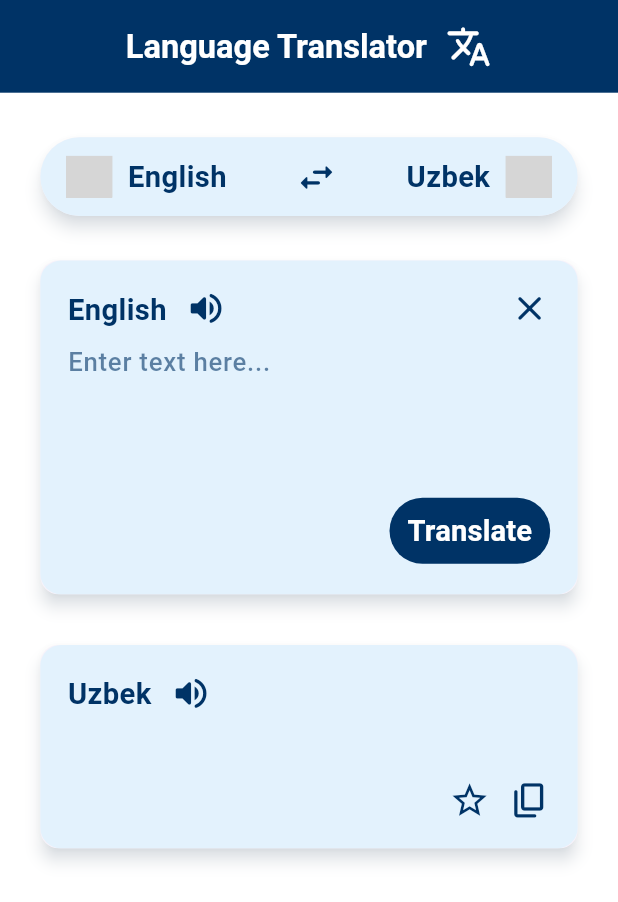
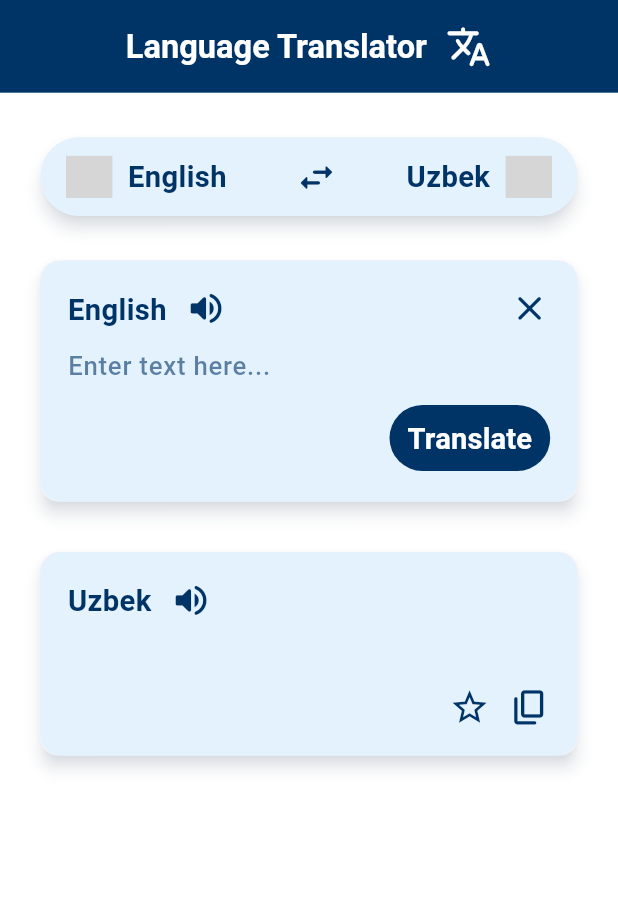
Before and after one commit to Abdusalom0516/Translation, a Flutter app: the screen it shows after launch, after a tap on the "close" icon, on a phone screen of 412 x 824 dp. Shown: the top 902 px of the screen. Run offline on Flutter 3.47's test engine with Material 3 defaults, Android fonts, the phone set to English and light mode, and no system bars; our stand-ins replace flutter_riverpod, shimmer; missing offline and left inert: clipboard, country_flags, translator; grey boxes are pictures that could not be loaded.

Commit message:
BASE: Implement Shimmer, Enahance Textfield Card.

```diff
--- a/lib/presentation/home/home_screen.dart
+++ b/lib/presentation/home/home_screen.dart
@@ -1,5 +1,6 @@
 import 'package:country_flags/country_flags.dart';
 import 'package:flutter/material.dart';
+import 'package:shimmer/shimmer.dart';
 import 'package:translation/core/common/widgets/sizedbox.dart';
 import 'package:translation/core/utils/app_responsive.dart';
 import 'package:translation/core/utils/app_state_wrapper.dart';
@@ -124,8 +125,8 @@ class _HomeScreenState extends State<HomeScreen> {
                       // shape: RoundedRectangleBorder(
                       //   borderRadius: BorderRadius.circular(appW(48)),
                       // ),
+                      child: IntrinsicHeight(
                         child: Container(
-                        height: appH(216),
                           width: double.infinity,
                           padding: EdgeInsets.all(appW(16)),
                           decoration: BoxDecoration(
@@ -136,7 +137,8 @@ class _HomeScreenState extends State<HomeScreen> {
                             mainAxisAlignment: MainAxisAlignment.spaceBetween,
                             children: [
                               Row(
-                              mainAxisAlignment: MainAxisAlignment.spaceBetween,
+                                mainAxisAlignment:
+                                    MainAxisAlignment.spaceBetween,
                                 children: [
                                   Row(
                                     spacing: appW(11),
@@ -175,7 +177,8 @@ class _HomeScreenState extends State<HomeScreen> {
                                     onPressed: () {
                                       controller.clear();
                                       ref
-                                        .read(translationWordsProvider.notifier)
+                                          .read(
+                                              translationWordsProvider.notifier)
                                           .clean();
                                     },
                                     child: Icon(
@@ -186,10 +189,9 @@ class _HomeScreenState extends State<HomeScreen> {
                                   ),
                                 ],
                               ),
-                            Expanded(
-                              child: TextField(
+                              TextField(
+                                maxLines: null,
                                 controller: controller,
-                                maxLines: 3,
                                 cursorColor: colors.blue,
                                 style: TextStyle(
                                   color: colors.blue.withValues(alpha: 0.6),
@@ -211,7 +213,6 @@ class _HomeScreenState extends State<HomeScreen> {
                                   ),
                                 ),
                               ),
-                            ),
                               Row(
                                 mainAxisAlignment: MainAxisAlignment.end,
                                 children: [
@@ -224,7 +225,8 @@ class _HomeScreenState extends State<HomeScreen> {
                                       // ignore: use_build_context_synchronously
                                       FocusScope.of(context).unfocus();
                                       await ref
-                                        .read(translationWordsProvider.notifier)
+                                          .read(
+                                              translationWordsProvider.notifier)
                                           .translate(
                                             "en",
                                             "uz",
@@ -245,6 +247,7 @@ class _HomeScreenState extends State<HomeScreen> {
                             ],
                           ),
                         ),
+                      ),
                     )
                   ],
                 ),
@@ -253,7 +256,7 @@ class _HomeScreenState extends State<HomeScreen> {
             SliverToBoxAdapter(
               child: h(25),
             ),
-            ref.watch(translationWordsProvider) != null
+            ref.watch(translationWordsProvider).value != null
                 ? SliverPadding(
                     padding: EdgeInsets.symmetric(
                       horizontal: appW(20),
@@ -301,11 +304,94 @@ class _HomeScreenState extends State<HomeScreen> {
                                 ],
                               ),
                               h(3),
-                              Text(
+                              ref.watch(translationWordsProvider).isLoading
+                                  ? Column(
+                                      crossAxisAlignment:
+                                          CrossAxisAlignment.start,
+                                      spacing: appH(7),
+                                      children: [
+                                        Shimmer.fromColors(
+                                          baseColor: colors.blue
+                                              .withValues(alpha: 0.4),
+                                          highlightColor: colors.blue
+                                              .withValues(alpha: 0.7),
+                                          child: Container(
+                                            width: double.infinity,
+                                            height: appH(15),
+                                            decoration: BoxDecoration(
+                                              color: colors.blue
+                                                  .withValues(alpha: 0.6),
+                                              borderRadius:
+                                                  BorderRadius.circular(
+                                                appW(3),
+                                              ),
+                                            ),
+                                          ),
+                                        ),
+                                        Shimmer.fromColors(
+                                          baseColor: colors.blue
+                                              .withValues(alpha: 0.4),
+                                          highlightColor: colors.blue
+                                              .withValues(alpha: 0.7),
+                                          child: Container(
+                                            width: appW(250),
+                                            height: appH(15),
+                                            decoration: BoxDecoration(
+                                              color: colors.blue
+                                                  .withValues(alpha: 0.6),
+                                              borderRadius:
+                                                  BorderRadius.circular(
+                                                appW(3),
+                                              ),
+                                            ),
+                                          ),
+                                        ),
+                                        Shimmer.fromColors(
+                                          baseColor: colors.blue
+                                              .withValues(alpha: 0.4),
+                                          highlightColor: colors.blue
+                                              .withValues(alpha: 0.7),
+                                          child: Container(
+                                            width: appW(200),
+                                            height: appH(15),
+                                            decoration: BoxDecoration(
+                                              color: colors.blue
+                                                  .withValues(alpha: 0.6),
+                                              borderRadius:
+                                                  BorderRadius.circular(
+                                                appW(3),
+                                              ),
+                                            ),
+                                          ),
+                                        ),
+                                        Shimmer.fromColors(
+                                          baseColor: colors.blue
+                                              .withValues(alpha: 0.4),
+                                          highlightColor: colors.blue
+                                              .withValues(alpha: 0.7),
+                                          child: Container(
+                                            width: appW(150),
+                                            height: appH(15),
+                                            decoration: BoxDecoration(
+                                              color: colors.blue
+                                                  .withValues(alpha: 0.6),
+                                              borderRadius:
+                                                  BorderRadius.circular(
+                                                appW(3),
+                                              ),
+                                            ),
+                                          ),
+                                        ),
+                                      ],
+                                    )
+                                  : Text(
                                       textAlign: TextAlign.start,
-                                ref.watch(translationWordsProvider)!,
+                                      ref
+                                          .watch(translationWordsProvider)
+                                          .value!,
                                       style: TextStyle(
-                                  color: colors.blue.withValues(alpha: 0.6),
+                                        color:
+                                            colors.blue.withValues(alpha: 0.6),
                                         fontSize: appW(15),
                                         fontWeight: FontWeight.w500,
                                       ),
@@ -339,7 +425,9 @@ class _HomeScreenState extends State<HomeScreen> {
                                     onPressed: () {
                                       // Using Clipboard Package to Copy the Translated Sentance/Word.
                                       Clipboard.copy(
-                                        ref.watch(translationWordsProvider)!,
+                                        ref
+                                            .watch(translationWordsProvider)
+                                            .value!,
                                       );
                                     },
                                     child: Icon(
--- a/lib/providers/translation_words_provider.dart
+++ b/lib/providers/translation_words_provider.dart
@@ -1,22 +1,38 @@
 import 'package:flutter_riverpod/flutter_riverpod.dart';
 import 'package:translator/translator.dart';
 
-class TranslationWordsProvider extends StateNotifier<String?> {
-  TranslationWordsProvider() : super(null);
+class TranslationPeriod {
+  String? value;
+  bool isLoading;
+
+  TranslationPeriod({required this.isLoading, required this.value});
+
+  TranslationPeriod updateState({bool? isLoading, String? value}) {
+    return TranslationPeriod(
+      isLoading: isLoading ?? this.isLoading,
+      value: value,
+    );
+  }
+}
+
+class TranslationWordsProvider extends StateNotifier<TranslationPeriod> {
+  TranslationWordsProvider()
+      : super(TranslationPeriod(value: null, isLoading: false));
 
   Future<void> translate(String from, String to, String word) async {
+    state = state.updateState(isLoading: true, value: "");
     GoogleTranslator translator = GoogleTranslator();
 
     Translation result = await translator.translate(word, from: from, to: to);
-    state = result.text;
+    state = state.updateState(value: result.text, isLoading: false);
   }
 
   void clean() async {
-    state = "";
+    state = state.updateState(value: "");
   }
 }
 
 final translationWordsProvider =
-    StateNotifierProvider<TranslationWordsProvider, String?>(
+    StateNotifierProvider<TranslationWordsProvider, TranslationPeriod>(
   (ref) => TranslationWordsProvider(),
 );
--- a/pubspec.yaml
+++ b/pubspec.yaml
@@ -40,6 +40,7 @@ dependencies:
   hooks_riverpod: ^2.6.1
   country_flags: ^3.2.0
   clipboard: ^0.1.3
+  shimmer: ^3.0.0
 
 dev_dependencies:
   flutter_test:
```
Also changed, not shown: pubspec.lock. Lines whose indentation alone changed are shown as unchanged.
